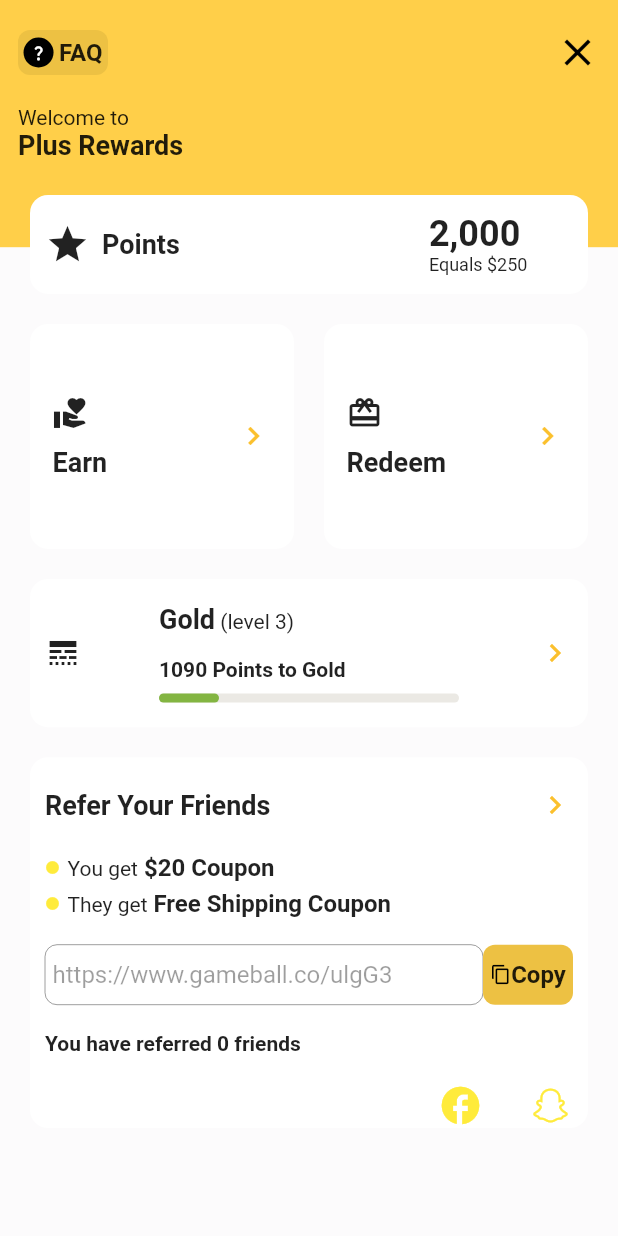
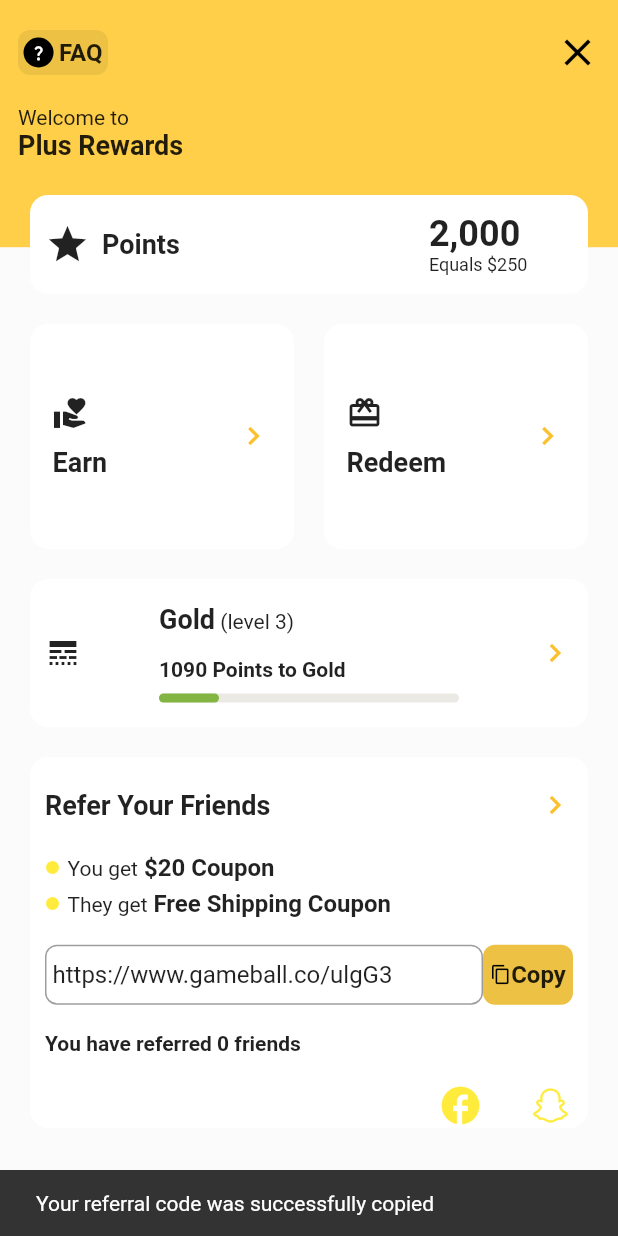
Before and after one commit to sobuur0/gameball, a Flutter app: the HomePage screen opened directly, after a tap on "Copy", on a phone screen of 412 x 824 dp. Run offline on Flutter 3.47's test engine with Material 2 defaults, Android fonts, the phone set to English and light mode, and no system bars; drawn by our look-alikes of percent_indicator.

Commit message:
user referral_code can now be copied and shared

```diff
--- a/lib/pages/home_page.dart
+++ b/lib/pages/home_page.dart
@@ -18,19 +18,8 @@ class HomePage extends StatefulWidget {
 class _HomePageState extends State<HomePage> {
   double value = 1090.0;
 
-  late TextEditingController _referralTextController;
-
-  @override
-  void initState() {
-    _referralTextController = TextEditingController();
-    super.initState();
-  }
-
-  @override
-  void dispose() {
-    _referralTextController.dispose();
-    super.dispose();
-  }
+  final TextEditingController _referralTextController =
+      TextEditingController(text: 'https://www.gameball.co/ulgG3');
 
   @override
   Widget build(BuildContext context) {
@@ -121,6 +110,13 @@ class _HomePageState extends State<HomePage> {
                       onTap: () {
                         Clipboard.setData(
                           ClipboardData(text: _referralTextController.text),
+                        ).then(
+                          (value) => ScaffoldMessenger.of(context).showSnackBar(
+                            const SnackBar(
+                              content: Text(
+                                  'Your referral code was successfully copied'),
+                            ),
+                          ),
                         );
                       },
                       controller: _referralTextController,
--- a/lib/widgets/copy_button.dart
+++ b/lib/widgets/copy_button.dart
@@ -19,7 +19,7 @@ class CopyButton extends StatefulWidget {
 class _CopyButtonState extends State<CopyButton> {
   @override
   Widget build(BuildContext context) {
-    return GestureDetector(
+    return InkWell(
       onTap: widget.onTap!,
       child: Container(
         height: widget.height,
--- a/lib/widgets/copy_referral_container.dart
+++ b/lib/widgets/copy_referral_container.dart
@@ -27,11 +27,9 @@ class CopyReferralContainer extends StatelessWidget {
             child: SizedBox(
               height: textFieldHeight,
               child: TextField(
+                readOnly: true,
                 controller: controller,
-                readOnly: true,
                 decoration: InputDecoration(
-                  enabled: false,
-                  hintText: 'https://www.gameball.co/ulgG3',
                   contentPadding: const EdgeInsets.symmetric(
                     vertical: 10.0,
                     horizontal: 5.0,
```
Also changed, not shown: lib/pages/referral_page.dart (+8 -13 lines).
